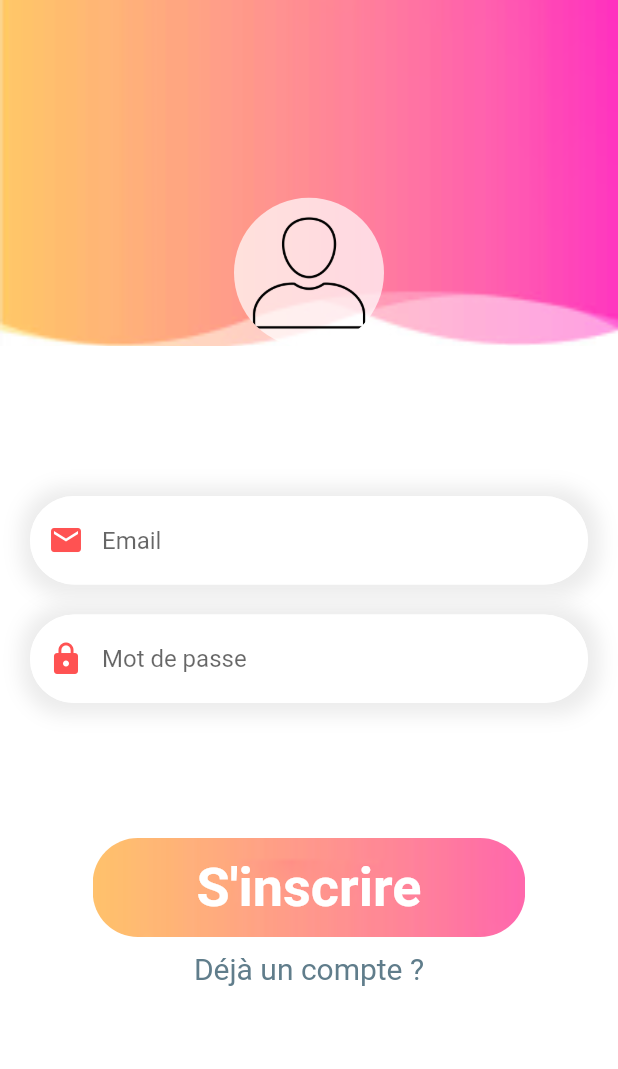
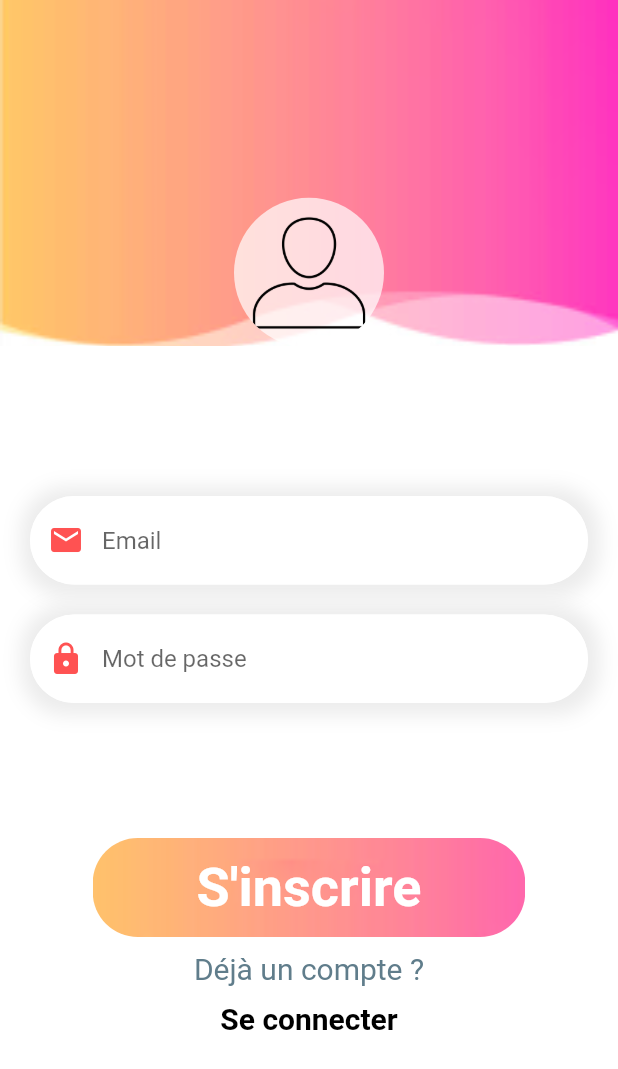
Before and after one commit to GetMetamorph/App_LeBonCoin, a Flutter app: the SignUpPage screen opened directly, on a phone screen of 412 x 824 dp. Shown: the top 1069 px of the screen. Run offline on Flutter 3.47's test engine with Material 2 defaults, Android fonts, the phone set to English and light mode, and no system bars; our stand-ins replace firebase_auth, firebase_core, get; accounts and stored records are empty.

Commit message:
Removed unused commentary + Add Login navigation link in signup page

```diff
--- a/lib/signup_page.dart
+++ b/lib/signup_page.dart
@@ -128,18 +128,6 @@ class SignUpPage extends StatelessWidget {
                       ),
                     ),
                     SizedBox(height: 20),
-                    /*Row(
-                      children: [
-                        Expanded(child: Container()),
-                        Text(
-                          "Mot de passe oublié ?",
-                          style: TextStyle(
-                              fontSize: 20,
-                              color: Colors.blueGrey
-                          ),
-                        ),
-                      ],
-                    ),*/
                   ],
                 ),
               ),
@@ -174,13 +162,22 @@ class SignUpPage extends StatelessWidget {
               ),
               SizedBox(height: 10,),
               RichText(text: TextSpan(
-                recognizer: TapGestureRecognizer()..onTap=()=>Get.back(),
                 text: "Déjà un compte ?",
                 style: TextStyle(
                   fontSize: 20,
                   color: Colors.blueGrey
                 )
 
+              )),
+              SizedBox(height: 10,),
+              RichText(text: TextSpan(
+                  recognizer: TapGestureRecognizer()..onTap=()=>Get.back(),
+                  text: "Se connecter",
+                  style: TextStyle(
+                      fontWeight: FontWeight.bold,
+                      fontSize: 20,
+                      color: Colors.black
+                  )
               ))
             ],
           ),
```
